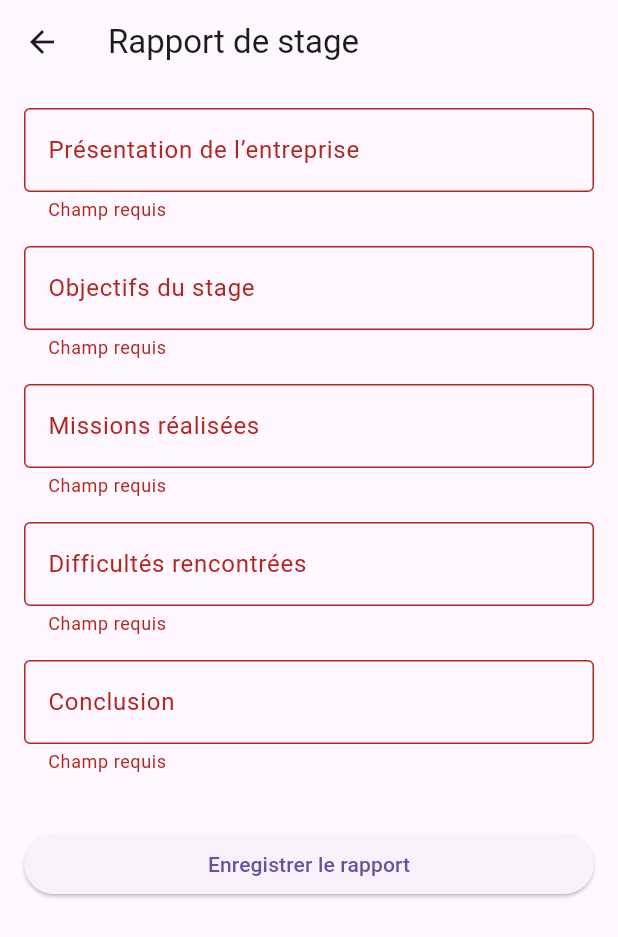
After one commit to askaiL60/AppFlutterFirebase, a Flutter app: the RapportStagePage screen opened by its route, after a tap on "Enregistrer le rapport", on a phone screen of 412 x 824 dp. The commit adds this screen. Shown: the top 937 px of the screen. Run offline on Flutter 3.47's test engine with Material 3 defaults, Android fonts, the phone set to English and light mode, and no system bars; our stand-ins replace cloud_firestore, firebase_auth, firebase_core; accounts and stored records are empty.

Commit message:
ajout fonctionnalité
fonctionnalité pour consulter le rapport de stage

```diff
--- /dev/null
+++ b/lib/RapportStagePage.dart
@@ -0,0 +1,129 @@
+import 'package:cloud_firestore/cloud_firestore.dart';
+import 'package:firebase_auth/firebase_auth.dart';
+import 'package:flutter/material.dart';
+
+class RapportStagePage extends StatefulWidget {
+  const RapportStagePage({super.key});
+
+  @override
+  State<RapportStagePage> createState() => _RapportStagePageState();
+}
+
+class _RapportStagePageState extends State<RapportStagePage> {
+  final _formKey = GlobalKey<FormState>();
+  final _firebaseAuth = FirebaseAuth.instance;
+  final _firestore = FirebaseFirestore.instance;
+
+  final TextEditingController presentationController = TextEditingController();
+  final TextEditingController objectifsController = TextEditingController();
+  final TextEditingController missionsController = TextEditingController();
+  final TextEditingController difficultesController = TextEditingController();
+  final TextEditingController conclusionController = TextEditingController();
+
+  bool isLoading = true;
+  String? docId;
+
+  @override
+  void initState() {
+    super.initState();
+    _loadRapport();
+  }
+
+  Future<void> _loadRapport() async {
+    final uid = _firebaseAuth.currentUser?.uid;
+    final snapshot =
+        await _firestore
+            .collection('rapports_stage')
+            .where('uid', isEqualTo: uid)
+            .limit(1)
+            .get();
+
+    if (snapshot.docs.isNotEmpty) {
+      final data = snapshot.docs.first.data();
+      docId = snapshot.docs.first.id;
+
+      presentationController.text = data['presentation'] ?? '';
+      objectifsController.text = data['objectifs'] ?? '';
+      missionsController.text = data['missions'] ?? '';
+      difficultesController.text = data['difficultes'] ?? '';
+      conclusionController.text = data['conclusion'] ?? '';
+    }
+
+    setState(() => isLoading = false);
+  }
+
+  Future<void> _saveRapport() async {
+    if (!_formKey.currentState!.validate()) return;
+
+    final uid = _firebaseAuth.currentUser?.uid;
+
+    final data = {
+      'presentation': presentationController.text,
+      'objectifs': objectifsController.text,
+      'missions': missionsController.text,
+      'difficultes': difficultesController.text,
+      'conclusion': conclusionController.text,
+      'uid': uid,
+    };
+
+    if (docId == null) {
+      await _firestore.collection('rapports_stage').add(data);
+    } else {
+      await _firestore.collection('rapports_stage').doc(docId).update(data);
+    }
+
+    ScaffoldMessenger.of(context).showSnackBar(
+      const SnackBar(content: Text('Rapport enregistré avec succès !')),
+    );
+  }
+
+  @override
+  Widget build(BuildContext context) {
+    if (isLoading) {
+      return const Scaffold(body: Center(child: CircularProgressIndicator()));
+    }
+
+    return Scaffold(
+      appBar: AppBar(title: const Text("Rapport de stage")),
+      body: Padding(
+        padding: const EdgeInsets.all(16),
+        child: Form(
+          key: _formKey,
+          child: ListView(
+            children: [
+              _buildField(
+                "Présentation de l’entreprise",
+                presentationController,
+              ),
+              _buildField("Objectifs du stage", objectifsController),
+              _buildField("Missions réalisées", missionsController),
+              _buildField("Difficultés rencontrées", difficultesController),
+              _buildField("Conclusion", conclusionController),
+              const SizedBox(height: 20),
+              ElevatedButton(
+                onPressed: _saveRapport,
+                child: const Text('Enregistrer le rapport'),
+              ),
+            ],
+          ),
+        ),
+      ),
+    );
+  }
+
+  Widget _buildField(String label, TextEditingController controller) {
+    return Padding(
+      padding: const EdgeInsets.only(bottom: 16),
+      child: TextFormField(
+        controller: controller,
+        maxLines: null,
+        validator:
+            (value) => value == null || value.isEmpty ? 'Champ requis' : null,
+        decoration: InputDecoration(
+          labelText: label,
+          border: const OutlineInputBorder(),
+        ),
+      ),
+    );
+  }
+}
--- a/lib/home_page.dart
+++ b/lib/home_page.dart
@@ -17,10 +17,7 @@ class HomePage extends StatelessWidget {
             icon: const Icon(Icons.logout),
             onPressed: () async {
               await FirebaseAuth.instance.signOut();
-              Navigator.pushReplacementNamed(
-                context,
-                '/login',
-              ); // Retour à la page de connexion après déconnexion
+              Navigator.pushReplacementNamed(context, '/login');
             },
           ),
         ],
@@ -39,23 +36,23 @@ class HomePage extends StatelessWidget {
             const SizedBox(height: 16),
             ElevatedButton(
               onPressed: () {
-                Navigator.pushNamed(
-                  context,
-                  '/profile',
-                ); // Redirection vers la page de profil
+                Navigator.pushNamed(context, '/profile');
               },
               child: const Text('Voir le profil'),
             ),
             const SizedBox(height: 16),
             ElevatedButton(
+              onPressed: () {
+                Navigator.pushNamed(context, '/rapport');
+              },
+              child: const Text('Rédiger le rapport de stage'),
+            ),
+            const SizedBox(height: 16),
+            ElevatedButton(
               onPressed: () async {
-                // Suppression de compte
                 try {
                   await user?.delete();
-                  Navigator.pushReplacementNamed(
-                    context,
-                    '/login',
-                  ); // Redirection après suppression de compte
+                  Navigator.pushReplacementNamed(context, '/login');
                 } catch (e) {
                   ScaffoldMessenger.of(context).showSnackBar(
                     const SnackBar(
@@ -70,7 +67,7 @@ class HomePage extends StatelessWidget {
             const SizedBox(height: 16),
             ElevatedButton(
               onPressed: () {
-                Navigator.pushNamed(context, '/login'); //Retour
+                Navigator.pushNamed(context, '/login');
               },
               child: const Text('Retour'),
             ),
@@ -117,12 +114,18 @@ class ProfilePage extends StatelessWidget {
                   MaterialPageRoute(builder: (context) => JourneeStagePage()),
                 );
               },
-              child: Text("Voir mes journées de stage"),
+              child: const Text("Voir mes journées de stage"),
             ),
-
+            const SizedBox(height: 16),
             ElevatedButton(
               onPressed: () {
-                Navigator.pushNamed(context, '/login'); // Retour
+                Navigator.pushNamed(context, '/rapport');
+              },
+              child: const Text("Voir / Modifier le rapport de stage"),
+            ),
+            ElevatedButton(
+              onPressed: () {
+                Navigator.pushNamed(context, '/login');
               },
               child: const Text('Retour'),
             ),
--- a/lib/main.dart
+++ b/lib/main.dart
@@ -4,6 +4,7 @@ import 'package:firebase_auth/firebase_auth.dart';
 import 'package:cloud_firestore/cloud_firestore.dart'; // importation cloud Firestore
 import 'login_page.dart';
 import 'home_page.dart';
+import 'RapportStagePage.dart';
 import 'firebase_options.dart';
 
 void main() async {
@@ -39,6 +40,7 @@ class MyApp extends StatelessWidget {
                 const HomePage(), // Page d'accueil pour les utilisateurs connectés
         '/profile':
             (context) => const ProfilePage(), // Page de profil (si nécessaire)
+        '/rapport': (context) => const RapportStagePage(),
       },
     );
   }
```
Also changed, not shown: 1 other file.
